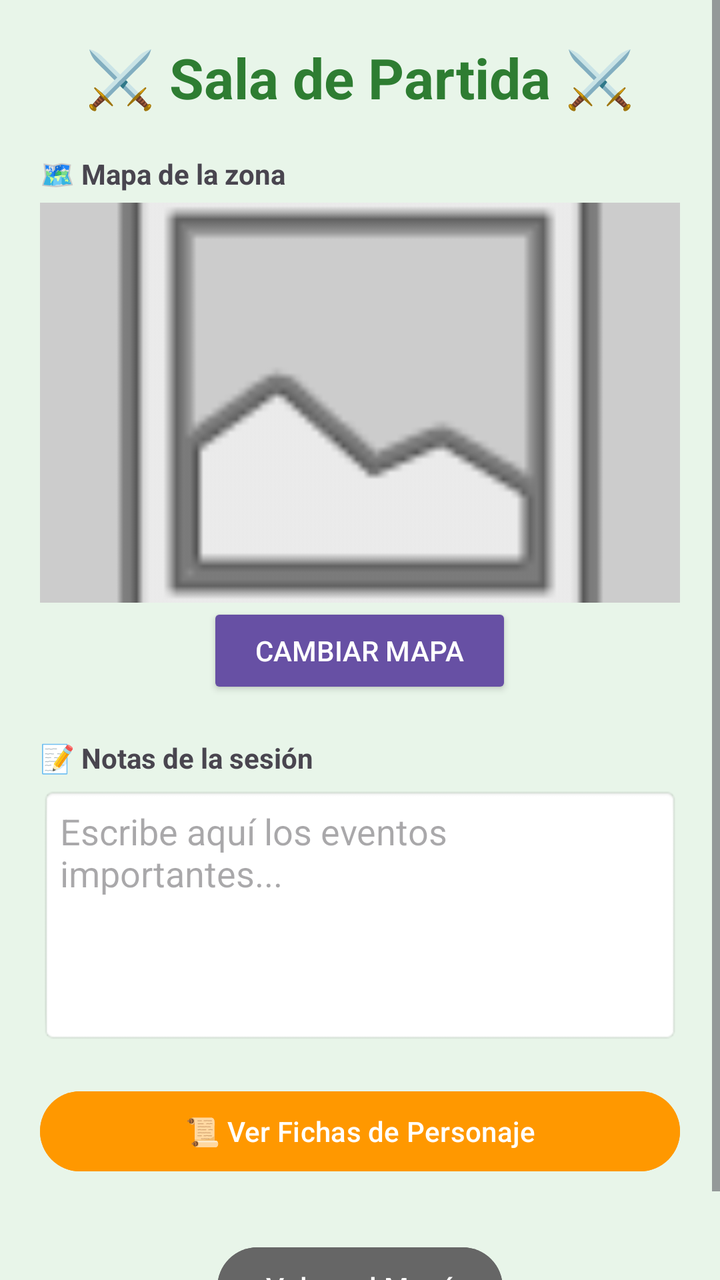
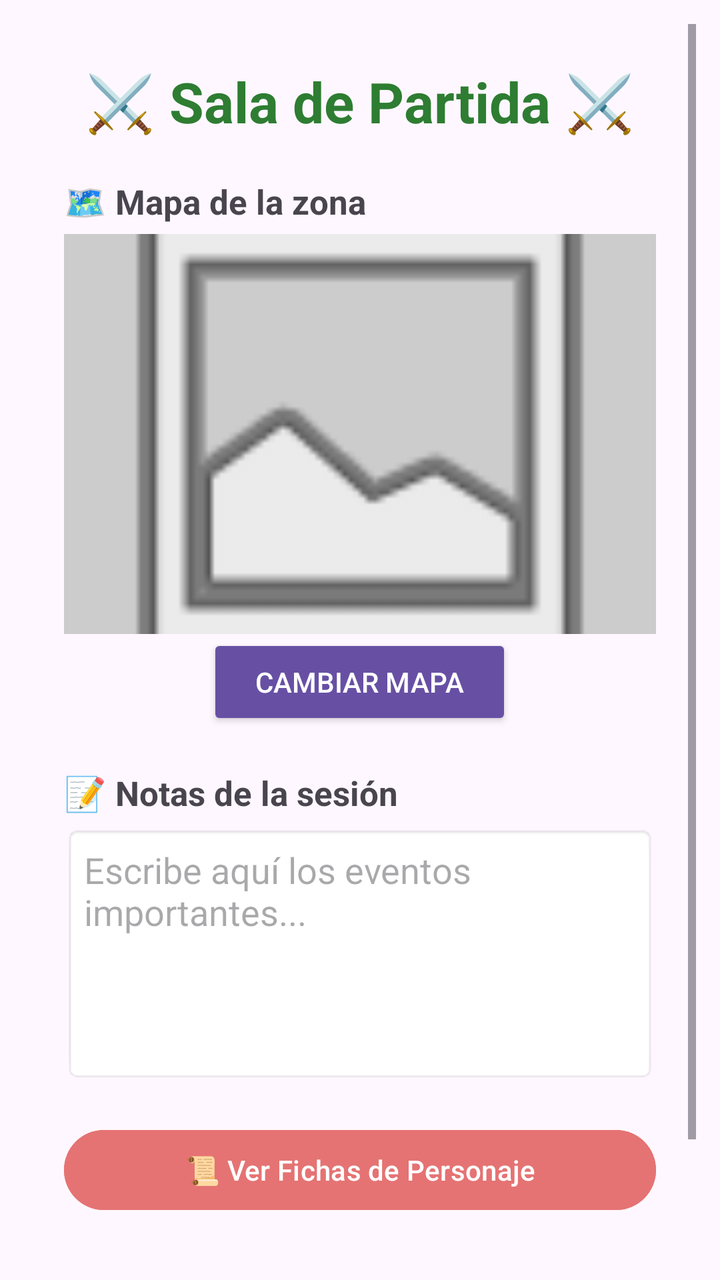

The first picture is an Android layout as it rendered before a commit; the second is the same layout after the commit. The layout source and the unified diff follow.
<!-- AndroidManifest.xml: application theme Theme.QuestApp -->
<!-- res/layout/activity_partidaactivity.xml -->
<?xml version="1.0" encoding="utf-8"?>
<ScrollView xmlns:android="http://schemas.android.com/apk/res/android"
    android:layout_width="match_parent"
    android:layout_height="match_parent"
    android:background="#E8F5E9">

    <LinearLayout
        android:layout_width="match_parent"
        android:layout_height="wrap_content"
        android:orientation="vertical"
        android:padding="20dp"
        android:gravity="center_horizontal">

        <TextView
            android:layout_width="wrap_content"
            android:layout_height="wrap_content"
            android:text="⚔️ Sala de Partida ⚔️"
            android:textSize="28sp"
            android:textStyle="bold"
            android:textColor="#2E7D32"
            android:layout_marginBottom="20dp"/>

        <TextView
            android:layout_width="match_parent"
            android:layout_height="wrap_content"
            android:text="🗺️ Mapa de la zona"
            android:textStyle="bold"
            android:layout_marginBottom="5dp"/>

        <ImageView
            android:id="@+id/iv_mapa"
            android:layout_width="match_parent"
            android:layout_height="200dp"
            android:background="#CCCCCC"
            android:scaleType="centerCrop"
            android:src="@android:drawable/ic_menu_gallery" />

        <Button
            android:id="@+id/btn_cargar_mapa"
            style="@style/Widget.AppCompat.Button.Small"
            android:layout_width="wrap_content"
            android:layout_height="wrap_content"
            android:text="Cambiar Mapa"
            android:layout_marginBottom="20dp"/>

        <TextView
            android:layout_width="match_parent"
            android:layout_height="wrap_content"
            android:text="📝 Notas de la sesión"
            android:textStyle="bold"
            android:layout_marginBottom="5dp"/>

        <EditText
            android:id="@+id/et_notas_partida"
            android:layout_width="match_parent"
            android:layout_height="wrap_content"
            android:minLines="5"
            android:gravity="top"
            android:hint="Escribe aquí los eventos importantes..."
            android:background="@android:drawable/editbox_background"
            android:padding="10dp"
            android:layout_marginBottom="20dp"/>

        <Button
            android:id="@+id/btn_ver_fichas_pdf"
            android:layout_width="match_parent"
            android:layout_height="wrap_content"
            android:text="📜 Ver Fichas de Personaje"
            android:backgroundTint="#FF9800" />

        <Button
            android:id="@+id/btn_volver_main"
            android:layout_width="wrap_content"
            android:layout_height="wrap_content"
            android:text="Volver al Menú"
            android:layout_marginTop="30dp"
            android:backgroundTint="#666666" />

    </LinearLayout>
</ScrollView>
<!-- resources referenced by this layout -->
<resources>
  <style name="Theme.QuestApp" parent="Theme.Material3.DayNight.NoActionBar">
      </style>
</resources>

<!-- the commit's change to res/layout/activity_partidaactivity.xml (unified diff, before → after) -->
@@ -2,7 +2,8 @@
 <ScrollView xmlns:android="http://schemas.android.com/apk/res/android"
     android:layout_width="match_parent"
     android:layout_height="match_parent"
-    android:background="#E8F5E9">
+    android:padding="12dp"
+    >
 
     <LinearLayout
         android:layout_width="match_parent"
@@ -25,6 +26,7 @@
             android:layout_height="wrap_content"
             android:text="🗺️ Mapa de la zona"
             android:textStyle="bold"
+            android:textSize="17dp"
             android:layout_marginBottom="5dp"/>
 
         <ImageView
@@ -48,6 +50,7 @@
             android:layout_height="wrap_content"
             android:text="📝 Notas de la sesión"
             android:textStyle="bold"
+            android:textSize="17dp"
             android:layout_marginBottom="5dp"/>
 
         <EditText
@@ -66,7 +69,7 @@
             android:layout_width="match_parent"
             android:layout_height="wrap_content"
             android:text="📜 Ver Fichas de Personaje"
-            android:backgroundTint="#FF9800" />
+            android:backgroundTint="#E57373" />
 
         <Button
             android:id="@+id/btn_volver_main"
